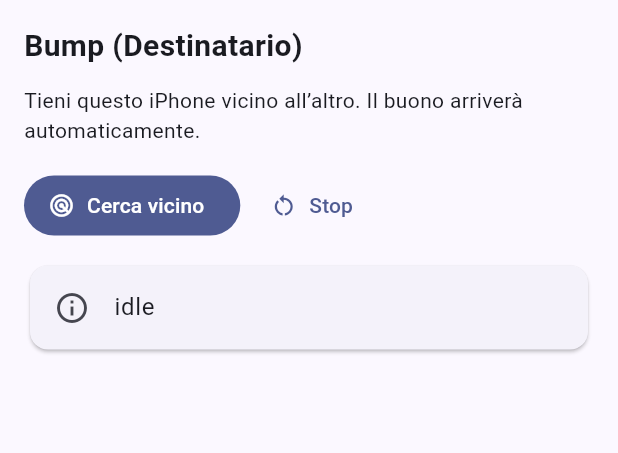
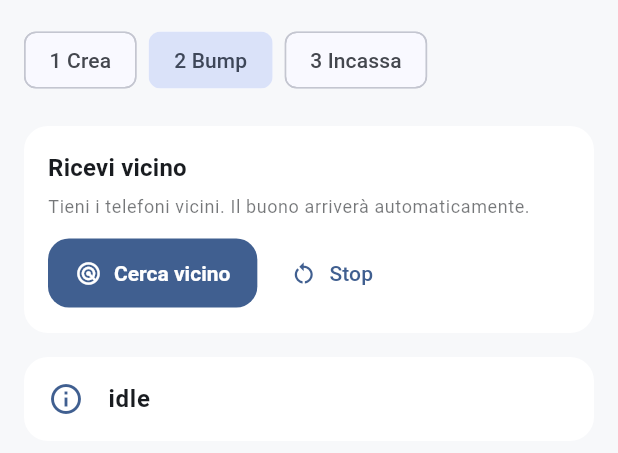
Before and after one commit to dnlsdn/CryptoBump, a Flutter app: the BumpPage widget shown alone on an empty page, opened directly, on a phone screen of 412 x 824 dp. Shown: the top 453 px of the screen. Run offline on Flutter 3.47's test engine with Material 3 defaults, Android fonts, the phone set to English and light mode, and no system bars; missing offline and left inert: web3dart.

Commit message:
feat: Refactor UI components and enhance theme management with SectionCard and AppTheme

```diff
--- a/app/tapcapsule/lib/main.dart
+++ b/app/tapcapsule/lib/main.dart
@@ -1,4 +1,5 @@
 import 'package:flutter/material.dart';
+import 'package:tapcapsule/ui/theme.dart';
 import 'pages/create_page.dart';
 import 'pages/bump_page.dart';
 import 'pages/redeem_page.dart';
@@ -19,7 +20,7 @@ class TapCapsuleApp extends StatelessWidget {
     return MaterialApp(
       title: 'TapCapsule',
       debugShowCheckedModeBanner: false,
-      theme: ThemeData(colorScheme: ColorScheme.fromSeed(seedColor: const Color(0xFF2058FF)), useMaterial3: true),
+      theme: AppTheme.light(),
       home: const _HomeShell(),
     );
   }
--- a/app/tapcapsule/lib/pages/bump_page.dart
+++ b/app/tapcapsule/lib/pages/bump_page.dart
@@ -1,6 +1,9 @@
 // lib/pages/bump_page.dart
+import 'dart:async';
 import 'dart:convert';
 import 'package:flutter/material.dart';
+import 'package:tapcapsule/utils/ui_safety.dart';
+import 'package:tapcapsule/widgets/section_card.dart';
 import '../models/voucher.dart';
 import '../state/app_memory.dart';
 import '../nearby/nearby.dart';
@@ -18,12 +21,14 @@ class _BumpPageState extends State<BumpPage> {
   BumpStatus _status = BumpStatus.idle;
   String? _msg;
   late final bool _isSender;
+  late final StreamSubscription<Map<String, dynamic>> _sub;
+  bool _navigated = false; // evita push doppi
 
   @override
   void initState() {
     super.initState();
     _isSender = AppMemory.lastVoucher != null;
-    Nearby.events.listen(_onEvent);
+    _sub = Nearby.events.listen(_onEvent); // ⬅️ salva subscription
   }
 
   void _onEvent(Map<String, dynamic> e) {
@@ -46,17 +51,15 @@ class _BumpPageState extends State<BumpPage> {
         final payload = BumpPayload.fromJson(map);
         AppMemory.lastBumpPayload = payload;
         _set(BumpStatus.received, 'Buono ricevuto ✔️');
-        if (mounted) {
-          Navigator.of(context).push(
-            MaterialPageRoute(
-              builder: (_) => RedeemPage(
-                secretPrefill: payload.secret,
-                autoRedeem: true, // <— incassa subito
-              ),
-            ),
-          );
+        if (mounted && !_navigated) {
+          _navigated = true;
+          hideAllTextMenusAndKeyboard(); // ⬅️ chiudi eventuali menu iOS
+          Navigator.of(context)
+              .push(MaterialPageRoute(builder: (_) => RedeemPage(secretPrefill: payload.secret, autoRedeem: true)))
+              .then((_) => _navigated = false);
         }
         break;
+
       case 'disconnected':
         _set(BumpStatus.error, 'Connessione persa');
         break;
@@ -96,6 +99,7 @@ class _BumpPageState extends State<BumpPage> {
 
   @override
   void dispose() {
+    _sub.cancel(); // ⬅️ evita listener duplicati
     Nearby.stop();
     super.dispose();
   }
@@ -103,22 +107,18 @@ class _BumpPageState extends State<BumpPage> {
   @override
   Widget build(BuildContext context) {
     final v = AppMemory.lastVoucher;
-    return Padding(
+    return ListView(
       padding: const EdgeInsets.all(16),
-      child: Column(
-        crossAxisAlignment: CrossAxisAlignment.start,
       children: [
-          Text(
-            'Bump (${_isSender ? "Mittente" : "Destinatario"})',
-            style: const TextStyle(fontSize: 20, fontWeight: FontWeight.w600),
-          ),
+        stepChips(1),
         const SizedBox(height: 12),
-          Text(
-            _isSender
-                ? 'Tieni questo iPhone vicino all’altro. Invio automatico del buono quando connessi.'
-                : 'Tieni questo iPhone vicino all’altro. Il buono arriverà automaticamente.',
-          ),
-          const SizedBox(height: 16),
+
+        SectionCard(
+          title: _isSender ? 'Invia vicino' : 'Ricevi vicino',
+          caption: _isSender
+              ? 'Tieni i telefoni vicini. Il buono viene inviato automaticamente quando connessi.'
+              : 'Tieni i telefoni vicini. Il buono arriverà automaticamente.',
+          children: [
             Wrap(
               spacing: 8,
               runSpacing: 8,
@@ -131,7 +131,9 @@ class _BumpPageState extends State<BumpPage> {
                 TextButton.icon(icon: const Icon(Icons.restart_alt), label: const Text('Stop'), onPressed: _reset),
               ],
             ),
-          const SizedBox(height: 12),
+          ],
+        ),
+
         Card(
           child: ListTile(
             leading: Icon(
@@ -144,15 +146,31 @@ class _BumpPageState extends State<BumpPage> {
                   : _status == BumpStatus.discovering
                   ? Icons.hourglass_bottom
                   : Icons.info_outline,
+              color: Theme.of(context).colorScheme.primary,
             ),
-              title: Text(_status.toString().split('.').last),
+            title: Text(_status.toString().split('.').last, style: const TextStyle(fontWeight: FontWeight.w600)),
             subtitle: _msg != null ? Text(_msg!) : null,
           ),
         ),
-          const SizedBox(height: 12),
-          if (_isSender && v != null) Text('Ultimo buono: ${v.amount} ETH • h=${v.h.substring(0, 10)}…'),
+
+        if (_isSender && v != null)
+          Padding(
+            padding: const EdgeInsets.only(top: 8),
+            child: Chip(label: Text('Buono: ${v.amount} ETH • h=${v.shortH}')),
+          ),
       ],
-      ),
     );
   }
 }
+
+// in qualunque file UI:
+Widget stepChips(int current) {
+  const labels = ['1 Crea', '2 Bump', '3 Incassa'];
+  return Wrap(
+    spacing: 8,
+    children: [
+      for (int i = 0; i < labels.length; i++)
+        ChoiceChip(label: Text(labels[i]), selected: current == i, showCheckmark: false, onSelected: (_) {}),
+    ],
+  );
+}
--- a/app/tapcapsule/lib/pages/redeem_page.dart
+++ b/app/tapcapsule/lib/pages/redeem_page.dart
@@ -2,9 +2,13 @@ import 'dart:convert';
 import 'dart:typed_data';
 
 import 'package:flutter/material.dart';
+import 'package:flutter/services.dart';
 import 'package:tapcapsule/config/app_config.dart';
+import 'package:tapcapsule/pages/bump_page.dart';
 import 'package:tapcapsule/services/contract_client.dart';
 import 'package:tapcapsule/services/signer_service.dart';
+import 'package:tapcapsule/utils/ui_safety.dart';
+import 'package:tapcapsule/widgets/section_card.dart';
 import '../models/voucher.dart';
 import '../state/app_memory.dart';
 
@@ -23,6 +27,7 @@ class _RedeemPageState extends State<RedeemPage> {
   String? _msg;
 
   Future<void> _redeemOnChain() async {
+    hideAllTextMenusAndKeyboard();
     FocusScope.of(context).unfocus();
     final input = _secretCtrl.text.trim();
     if (input.isEmpty) {
@@ -81,6 +86,7 @@ class _RedeemPageState extends State<RedeemPage> {
     // auto-redeem appena la UI è pronta
     if (widget.autoRedeem && _secretCtrl.text.isNotEmpty) {
       WidgetsBinding.instance.addPostFrameCallback((_) {
+        hideAllTextMenusAndKeyboard();
         _redeemOnChain();
       });
     }
@@ -96,32 +102,54 @@ class _RedeemPageState extends State<RedeemPage> {
   Widget build(BuildContext context) {
     final p = AppMemory.lastBumpPayload;
     final v = AppMemory.lastVoucher;
-    return Padding(
+    return ListView(
       padding: const EdgeInsets.all(16),
-      child: ListView(
       children: [
-          const Text('Redeem (Incassa)', style: TextStyle(fontSize: 20, fontWeight: FontWeight.w600)),
-          if (p != null) ...[
-            const SizedBox(height: 8),
-            Text('Previsto: ${p.amount} ETH • scade: ${p.expiry.toLocal()}'),
-          ] else if (v != null) ...[
-            const SizedBox(height: 8),
-            Text('Previsto: ${v.amount} ETH • scade: ${v.expiry.toLocal()}'),
+        stepChips(2),
+        const SizedBox(height: 12),
+
+        if (p != null || v != null)
+          SectionCard(
+            title: 'Dettagli previsti',
+            children: [
+              Text(
+                '${(p?.amount ?? v!.amount)} ETH',
+                style: Theme.of(context).textTheme.headlineSmall?.copyWith(fontWeight: FontWeight.w700),
+              ),
+              Chip(label: Text('Scade: ${(p?.expiry ?? v!.expiry).toLocal()}')),
             ],
-          const SizedBox(height: 12),
+          ),
+
+        SectionCard(
+          title: 'Incassa buono',
+          caption: 'Inserisci o incolla il codice segreto ricevuto.',
+          children: [
             TextField(
               controller: _secretCtrl,
-            decoration: const InputDecoration(labelText: 'Codice segreto', border: OutlineInputBorder()),
+              decoration: InputDecoration(
+                labelText: 'Codice segreto',
+                suffixIcon: IconButton(
+                  icon: const Icon(Icons.paste),
+                  onPressed: () async {
+                    hideAllTextMenusAndKeyboard();
+                    final data = await Clipboard.getData('text/plain');
+                    if (data?.text != null) _secretCtrl.text = data!.text!;
+                  },
                 ),
-          const SizedBox(height: 12),
+              ),
+            ),
             FilledButton.icon(
               icon: const Icon(Icons.download_done_outlined),
               label: const Text('Incassa ora'),
               onPressed: _status == OpStatus.working ? null : _redeemOnChain,
             ),
-          const SizedBox(height: 12),
+          ],
+        ),
+
+        const SizedBox(height: 8),
         _Status(status: _status, msg: _msg),
-          if (_status == OpStatus.success && _msg?.contains('tx: ') == true) ...[
+
+        if (_status == OpStatus.success && _msg?.contains('tx: ') == true)
           TextButton.icon(
             icon: const Icon(Icons.open_in_new),
             label: const Text('Apri tx su explorer'),
@@ -132,8 +160,6 @@ class _RedeemPageState extends State<RedeemPage> {
             },
           ),
       ],
-        ],
-      ),
     );
   }
 }
--- /dev/null
+++ b/app/tapcapsule/lib/widgets/section_card.dart
@@ -0,0 +1,50 @@
+// lib/widgets/section_card.dart
+import 'package:flutter/material.dart';
+
+class SectionCard extends StatelessWidget {
+  final String? title;
+  final String? caption;
+  final Widget? trailing;
+  final List<Widget> children;
+
+  const SectionCard({super.key, this.title, this.caption, this.trailing, required this.children});
+
+  @override
+  Widget build(BuildContext context) {
+    final text = Theme.of(context).textTheme;
+    final onSurfaceSubtle = Theme.of(context).colorScheme.onSurface.withOpacity(.6);
+
+    return Card(
+      child: Padding(
+        padding: const EdgeInsets.all(16),
+        child: Column(
+          crossAxisAlignment: CrossAxisAlignment.start,
+          children: [
+            if (title != null || trailing != null)
+              Row(
+                children: [
+                  if (title != null)
+                    Expanded(
+                      child: Text(title!, style: text.titleMedium?.copyWith(fontWeight: FontWeight.w700)),
+                    ),
+                  if (trailing != null) trailing!,
+                ],
+              ),
+            if (caption != null) ...[
+              const SizedBox(height: 6),
+              Text(caption!, style: text.bodySmall?.copyWith(color: onSurfaceSubtle)),
+            ],
+            if (title != null || caption != null) const SizedBox(height: 12),
+            ..._withSpacing(children),
+          ],
+        ),
+      ),
+    );
+  }
+
+  List<Widget> _withSpacing(List<Widget> items) {
+    return [
+      for (int i = 0; i < items.length; i++) ...[items[i], if (i != items.length - 1) const SizedBox(height: 12)],
+    ];
+  }
+}
```
Also changed, not shown: app/tapcapsule/lib/pages/create_page.dart (+67 -33 lines), app/tapcapsule/lib/ui/theme.dart (added, +63 -0 lines), app/tapcapsule/lib/utils/ui_safety.dart (added, +7 -0 lines), 1 other file. Lines whose indentation alone changed are shown as unchanged.
